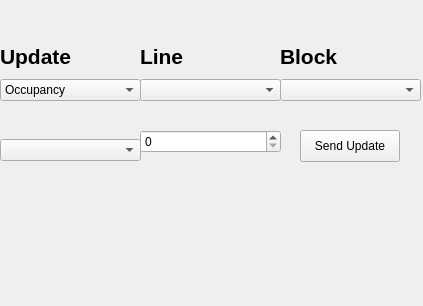
Qt form track_model/TrackModelTestUI/form.ui (ece1140thebteam/train_system_sim) before a commit.
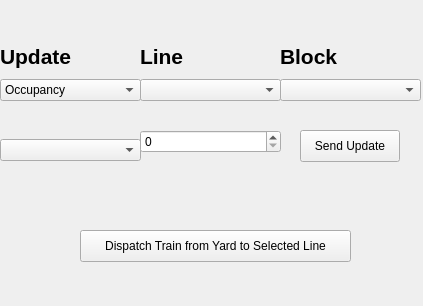
The same form after that commit.

Commit message: updates to work with red and green lines

What changed in the file:
```diff
--- a/track_model/TrackModelTestUI/form.ui
+++ b/track_model/TrackModelTestUI/form.ui
@@ -223,6 +223,22 @@
     </item>
    </layout>
   </widget>
+  <widget class="QPushButton" name="dispatchTrainButton">
+   <property name="geometry">
+    <rect>
+     <x>80</x>
+     <y>230</y>
+     <width>271</width>
+     <height>32</height>
+    </rect>
+   </property>
+   <property name="text">
+    <string>Dispatch Train from Yard to Selected Line</string>
+   </property>
+   <property name="checkable">
+    <bool>true</bool>
+   </property>
+  </widget>
  </widget>
  <resources/>
  <connections/>
```
The commit also changes 8 other files.
